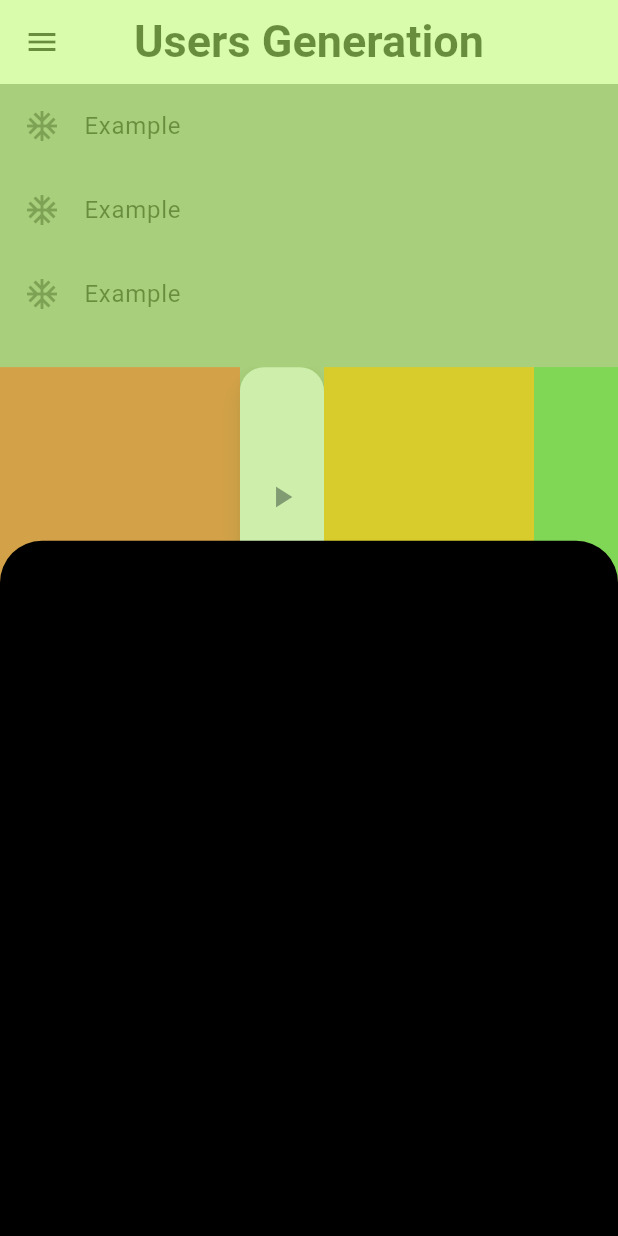
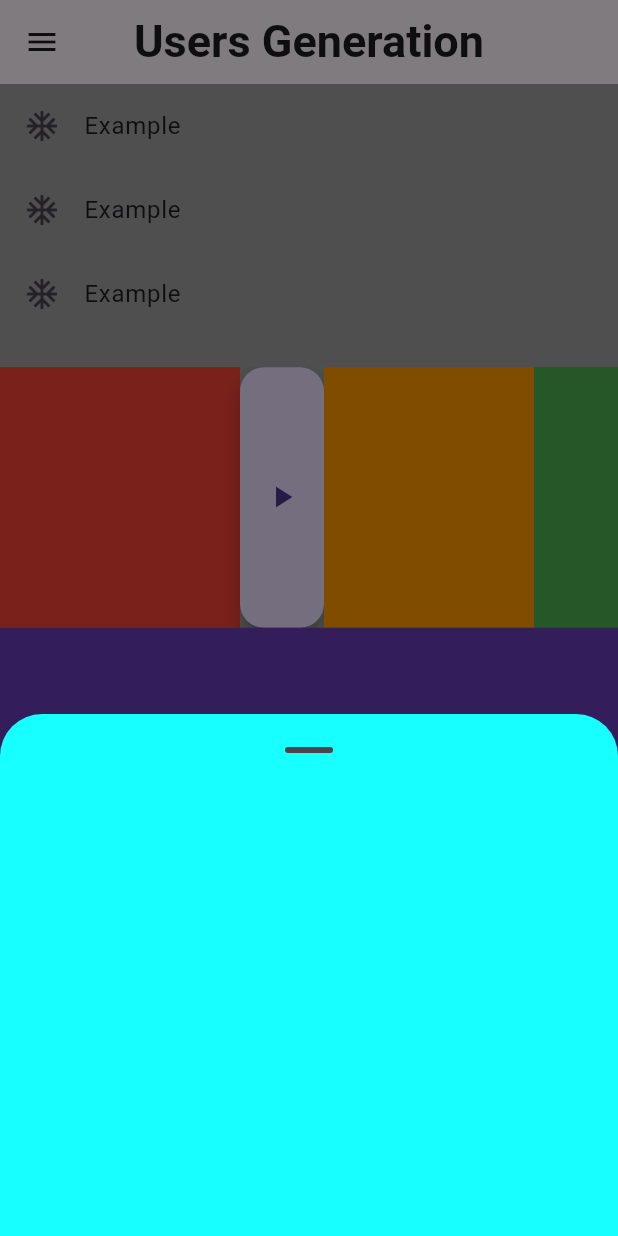
Before and after one commit to Johncross00/random_user, a Flutter app: the screen it shows after launch, after a tap on "Bottom Sheet", on a phone screen of 412 x 824 dp. Run offline on Flutter 3.47's test engine with Material 3 defaults, Android fonts, the phone set to English and light mode, and no system bars.

```diff
--- a/lib/screen/widgets/bottom_sheet.dart
+++ b/lib/screen/widgets/bottom_sheet.dart
@@ -13,11 +13,15 @@ class BottomSheetBar extends StatelessWidget {
 
   Future _displayBottomSheet(BuildContext context) {
     return showModalBottomSheet(
-      backgroundColor: Colors.black,
-        barrierColor: Colors.lightGreenAccent.withOpacity(0.5),
+      backgroundColor: Colors.cyanAccent,
+        barrierColor: Colors.black.withOpacity(0.5),
+        useSafeArea: true,
+        elevation: 50,
+        enableDrag: true,
+        showDragHandle: true,
         context: context,
         builder: (context) => Container(
-      height: 500,
+      height: 300,
     )
     );
   }
```
